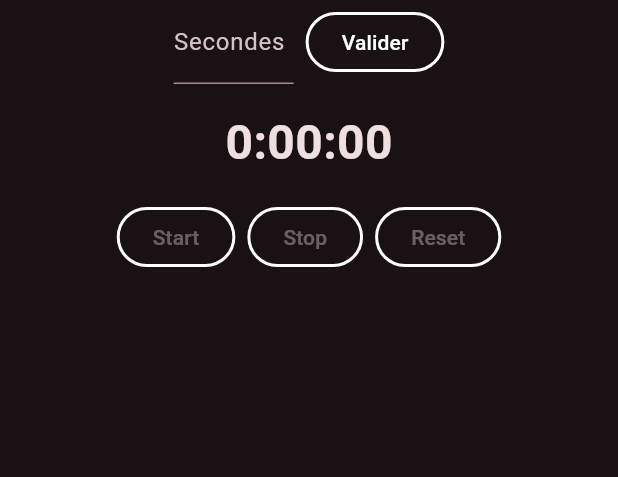
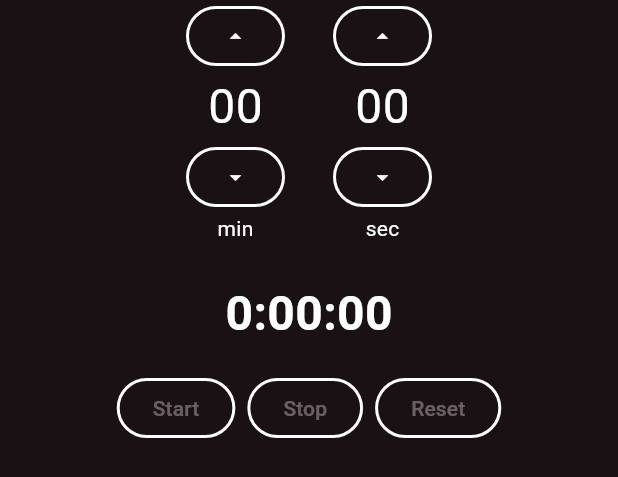
Before and after one commit to bachir99999/athletik, a Flutter app: the ChronoWidget widget shown alone on an empty page, opened directly, on a phone screen of 412 x 824 dp. Shown: the top 477 px of the screen. Run offline on Flutter 3.47's test engine with Material 3 defaults, Android fonts, the phone set to English and light mode, and no system bars.

```diff
--- a/flutter_application_1/lib/views/pages/running_page.dart
+++ b/flutter_application_1/lib/views/pages/chrono_page.dart
@@ -1,13 +1,13 @@
 import 'package:flutter/material.dart';
 import 'package:flutter_application_1/views/widgets/chrono_widget.dart';
 
-class RunningPage extends StatelessWidget {
-  const RunningPage({super.key});
+class ChronoPage extends StatelessWidget {
+  const ChronoPage({super.key});
 
   @override
   Widget build(BuildContext context) {
     return Scaffold(
-      appBar: AppBar(title: const Text('Running Page'), centerTitle: true),
+      appBar: AppBar(title: const Text('Chrono Page'), centerTitle: true),
       body: Center(
         child: Padding(
           padding: const EdgeInsets.symmetric(horizontal: 24.0),
--- a/flutter_application_1/lib/views/pages/welcome_page.dart
+++ b/flutter_application_1/lib/views/pages/welcome_page.dart
@@ -15,7 +15,6 @@ class WelcomePage extends StatelessWidget {
             child: Column(
               mainAxisAlignment: MainAxisAlignment.center,
               children: [
-                // On enlève l'image ici, elle est déjà en fond
                 Text(
                   'Welcome to Athletik',
                   style: TextStyle(fontSize: 24, color: Colors.white),
@@ -31,7 +30,7 @@ class WelcomePage extends StatelessWidget {
                     ),
                   ),
                   onPressed: () {
-                    Navigator.push(
+                    Navigator.pushReplacement(
                       context,
                       MaterialPageRoute(builder: (context) => const HomePage()),
                     );
--- a/flutter_application_1/lib/views/widgets/chrono_widget.dart
+++ b/flutter_application_1/lib/views/widgets/chrono_widget.dart
@@ -10,21 +10,30 @@ class ChronoWidget extends StatefulWidget {
 }
 
 class _ChronoWidgetState extends State<ChronoWidget> {
+  int selectedMinutes = 0;
+  int selectedSeconds = 0;
   Duration remaining = Duration.zero;
   bool isRunning = false;
-  final TextEditingController _controller = TextEditingController();
   bool hasStarted = false;
 
   @override
   void dispose() {
     isRunning = false;
-    _controller.dispose();
     super.dispose();
   }
 
   void startTimer() {
-    if (!isRunning && remaining.inSeconds > 0) {
+    if (!isRunning &&
+        (selectedMinutes > 0 ||
+            selectedSeconds > 0 ||
+            remaining.inMilliseconds > 0)) {
       setState(() {
+        if (!hasStarted) {
+          remaining = Duration(
+            minutes: selectedMinutes,
+            seconds: selectedSeconds,
+          );
+        }
         isRunning = true;
         hasStarted = true;
       });
@@ -43,18 +52,9 @@ class _ChronoWidgetState extends State<ChronoWidget> {
       isRunning = false;
       hasStarted = false;
       remaining = Duration.zero;
-      _controller.clear();
+      selectedMinutes = 0;
+      selectedSeconds = 0;
     });
-  }
-
-  void setInitialTime() {
-    final input = int.tryParse(_controller.text);
-    if (input != null && input > 0) {
-      setState(() {
-        remaining = Duration(seconds: input);
-        hasStarted = false;
-      });
-    }
   }
 
   void tick() async {
@@ -78,9 +78,9 @@ class _ChronoWidgetState extends State<ChronoWidget> {
 
   @override
   Widget build(BuildContext context) {
-    int minutes = remaining.inMinutes;
-    int seconds = remaining.inSeconds % 60;
-    int centiseconds = (remaining.inMilliseconds % 1000) ~/ 10; // 2 digits
+    int minutes = hasStarted ? remaining.inMinutes : selectedMinutes;
+    int seconds = hasStarted ? remaining.inSeconds % 60 : selectedSeconds;
+    int centiseconds = hasStarted ? (remaining.inMilliseconds % 1000) ~/ 10 : 0;
 
     return Column(
       mainAxisSize: MainAxisSize.min,
@@ -89,34 +89,96 @@ class _ChronoWidgetState extends State<ChronoWidget> {
           Row(
             mainAxisAlignment: MainAxisAlignment.center,
             children: [
-              SizedBox(
-                width: 80,
-                child: TextField(
-                  controller: _controller,
-                  keyboardType: TextInputType.number,
-                  decoration: const InputDecoration(labelText: 'Secondes'),
-                  onSubmitted: (_) => setInitialTime(),
-                ),
+              // Minutes
+              Column(
+                children: [
+                  OutlinedButton(
+                    style: OutlinedButton.styleFrom(
+                      foregroundColor: Colors.white,
+                      side: const BorderSide(color: Colors.white, width: 2),
+                      minimumSize: const Size(40, 40),
+                    ),
+                    onPressed: () {
+                      setState(() {
+                        if (selectedMinutes < 99) selectedMinutes++;
+                      });
+                    },
+                    child: const Icon(Icons.arrow_drop_up, color: Colors.white),
+                  ),
+                  Text(
+                    selectedMinutes.toString().padLeft(2, '0'),
+                    style: const TextStyle(fontSize: 32, color: Colors.white),
+                  ),
+                  OutlinedButton(
+                    style: OutlinedButton.styleFrom(
+                      foregroundColor: Colors.white,
+                      side: const BorderSide(color: Colors.white, width: 2),
+                      minimumSize: const Size(40, 40),
+                    ),
+                    onPressed: () {
+                      setState(() {
+                        if (selectedMinutes > 0) selectedMinutes--;
+                      });
+                    },
+                    child: const Icon(
+                      Icons.arrow_drop_down,
+                      color: Colors.white,
+                    ),
+                  ),
+                  const Text('min', style: TextStyle(color: Colors.white)),
+                ],
               ),
-              const SizedBox(width: 8),
-              OutlinedButton(
-                style: OutlinedButton.styleFrom(
-                  foregroundColor: Colors.white, // Texte blanc
-                  side: const BorderSide(
-                    color: Colors.white,
-                    width: 2,
-                  ), // Bordure blanche
-                ),
-                onPressed: setInitialTime,
-                child: const Text('Valider'),
+              const SizedBox(width: 32),
+              // Secondes
+              Column(
+                children: [
+                  OutlinedButton(
+                    style: OutlinedButton.styleFrom(
+                      foregroundColor: Colors.white,
+                      side: const BorderSide(color: Colors.white, width: 2),
+                      minimumSize: const Size(40, 40),
+                    ),
+                    onPressed: () {
+                      setState(() {
+                        if (selectedSeconds < 59) selectedSeconds += 5;
+                      });
+                    },
+                    child: const Icon(Icons.arrow_drop_up, color: Colors.white),
+                  ),
+                  Text(
+                    selectedSeconds.toString().padLeft(2, '0'),
+                    style: const TextStyle(fontSize: 32, color: Colors.white),
+                  ),
+                  OutlinedButton(
+                    style: OutlinedButton.styleFrom(
+                      foregroundColor: Colors.white,
+                      side: const BorderSide(color: Colors.white, width: 2),
+                      minimumSize: const Size(40, 40),
+                    ),
+                    onPressed: () {
+                      setState(() {
+                        if (selectedSeconds > 0) selectedSeconds -= 5;
+                      });
+                    },
+                    child: const Icon(
+                      Icons.arrow_drop_down,
+                      color: Colors.white,
+                    ),
+                  ),
+                  const Text('sec', style: TextStyle(color: Colors.white)),
+                ],
               ),
             ],
           ),
-          const SizedBox(height: 16),
+          const SizedBox(height: 24),
         ],
         Text(
           '$minutes:${seconds.toString().padLeft(2, '0')}:${centiseconds.toString().padLeft(2, '0')}',
-          style: const TextStyle(fontSize: 32, fontWeight: FontWeight.bold),
+          style: const TextStyle(
+            fontSize: 32,
+            fontWeight: FontWeight.bold,
+            color: Colors.white,
+          ),
         ),
         const SizedBox(height: 16),
         Row(
@@ -124,14 +186,11 @@ class _ChronoWidgetState extends State<ChronoWidget> {
           children: [
             OutlinedButton(
               style: OutlinedButton.styleFrom(
-                foregroundColor: Colors.white, // Texte blanc
-                side: const BorderSide(
-                  color: Colors.white,
-                  width: 2,
-                ), // Bordure blanche
+                foregroundColor: Colors.white,
+                side: const BorderSide(color: Colors.white, width: 2),
               ),
               onPressed:
-                  (!isRunning && remaining.inMilliseconds > 0)
+                  (!isRunning && (minutes > 0 || seconds > 0))
                       ? startTimer
                       : null,
               child: const Text('Start'),
```
Also changed, not shown: flutter_application_1/lib/views/pages/home_page.dart (+27 -5 lines), flutter_application_1/lib/views/pages/pomodoro_page.dart (added, +22 -0 lines), flutter_application_1/lib/views/widgets/pomodoro_widget.dart (added, +237 -0 lines), flutter_application_1/lib/views/widgets/progress_bar_widget.dart (added).
